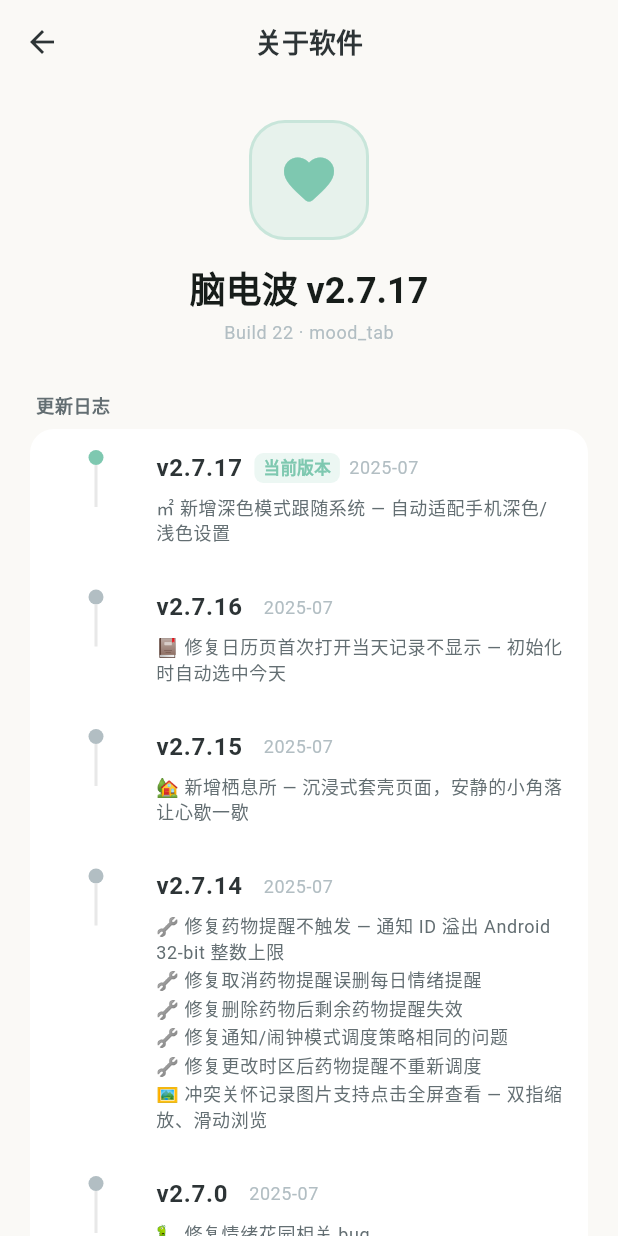
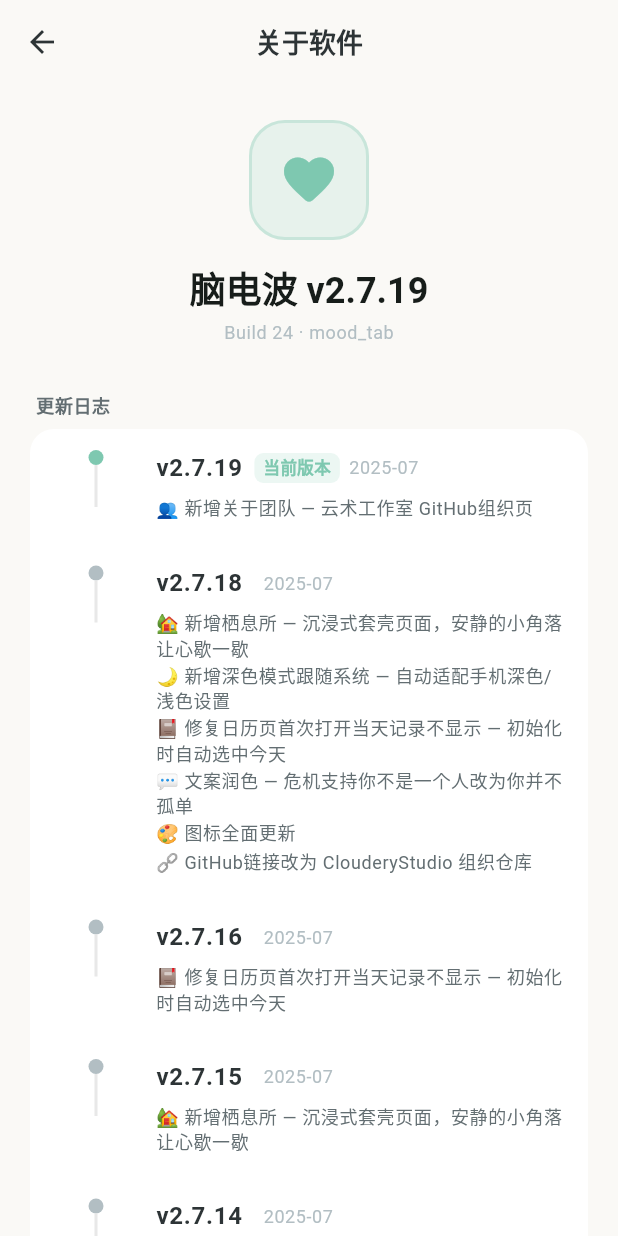
Before and after one commit to AnonUsAl/mood-tab, a Flutter app: the SettingsPage screen opened directly, scrolled down 1152 dp, after a tap on "关于软件", on a phone screen of 412 x 824 dp. Run offline on Flutter 3.47's test engine with Material 3 defaults, Android fonts, the phone set to English and light mode, and no system bars; our stand-ins replace fl_chart, flutter_local_notifications, google_fonts, image_picker, package_info_plus, pdf and 6 more; accounts and stored records are empty.

Commit message:
v2.7.19: 新增栖息所 + 日历首显修复 + 深色跟随系统 + 图标更新 + 文案润色 + GitHub链接修正 + 关于团队

```diff
--- a/lib/pages/settings_page.dart
+++ b/lib/pages/settings_page.dart
@@ -21,6 +21,7 @@ import 'about_page.dart';
 import 'software_info_page.dart';
 import 'assessment_web_page.dart';
 import 'qisoul_web_page.dart';
+import 'team_page.dart';
 import 'crisis_support_page.dart';
 import 'urge_log_page.dart';
 import 'medication_reminder_page.dart';
@@ -940,11 +941,27 @@ class _SettingsPageState extends State<SettingsPage> {
           title: '关于作者',
           subtitle: '了解脑电波背后的故事',
           isFirst: false,
+          isLast: false,
+          onTap: () {
+            Navigator.of(context).push(
+              MaterialPageRoute(
+                builder: (_) => const AboutPage(),
+              ),
+            );
+          },
+        ),
+        _buildDivider(),
+        _buildActionTile(
+          icon: Icons.groups_outlined,
+          iconColor: const Color(0xFF64B5F6),
+          title: '关于团队',
+          subtitle: '云术工作室 · 我们的故事',
+          isFirst: false,
           isLast: true,
           onTap: () {
             Navigator.of(context).push(
               MaterialPageRoute(
-                builder: (_) => const AboutPage(),
+                builder: (_) => const TeamPage(),
               ),
             );
           },
--- a/lib/pages/software_info_page.dart
+++ b/lib/pages/software_info_page.dart
@@ -146,12 +146,24 @@ class _SoftwareInfoPageState extends State<SoftwareInfoPage> {
   Widget _buildChangelogCard(bool isDark) {
     final versions = [
       _ChangelogEntry(
-        version: 'v2.7.17',
+        version: 'v2.7.19',
         date: '2025-07',
         changes: [
-          '㎡ 新增深色模式跟随系统 — 自动适配手机深色/浅色设置',
+          '👥 新增关于团队 — 云术工作室 GitHub组织页',
         ],
         isLatest: true,
+      ),
+      _ChangelogEntry(
+        version: 'v2.7.18',
+        date: '2025-07',
+        changes: [
+          '🏡 新增栖息所 — 沉浸式套壳页面，安静的小角落让心歇一歇',
+          '🌙 新增深色模式跟随系统 — 自动适配手机深色/浅色设置',
+          '📕 修复日历页首次打开当天记录不显示 — 初始化时自动选中今天',
+          '💬 文案润色 — 危机支持你不是一个人改为你并不孤单',
+          '🎨 图标全面更新',
+          '🔗 GitHub链接改为 ClouderyStudio 组织仓库',
+        ],
       ),
       _ChangelogEntry(
         version: 'v2.7.16',
@@ -436,8 +448,8 @@ class _SoftwareInfoPageState extends State<SoftwareInfoPage> {
             icon: Icons.code,
             iconColor: const Color(0xFF24292e),
             title: 'GitHub 源码',
-            subtitle: 'github.com/AnonUsAl/mood-tab',
-            onTap: () => _launchUrl('https://github.com/AnonUsAl/mood-tab'),
+            subtitle: 'github.com/ClouderyStudio/mood-tab',
+            onTap: () => _launchUrl('https://github.com/ClouderyStudio/mood-tab'),
             isFirst: true,
           ),
           _buildDivider(),
@@ -447,7 +459,7 @@ class _SoftwareInfoPageState extends State<SoftwareInfoPage> {
             title: 'Release 下载',
             subtitle: '查看所有版本的安装包',
             onTap: () =>
-                _launchUrl('https://github.com/AnonUsAl/mood-tab/releases'),
+                _launchUrl('https://github.com/ClouderyStudio/mood-tab/releases'),
           ),
           _buildDivider(),
           _buildLinkTile(
--- a/pubspec.yaml
+++ b/pubspec.yaml
@@ -1,7 +1,7 @@
 name: mood_tab
 description: "mood-tab 是一款专注于治愈与陪伴的跨平台个人情绪记录软件。本地数据库存储，100% 不上传云端。"
 publish_to: 'none'
-version: 2.7.17+22
+version: 2.7.19+24
 
 environment:
   sdk: ^3.5.0
```
Also changed, not shown: lib/pages/team_page.dart (added, +134 -0 lines), 1 other file.
